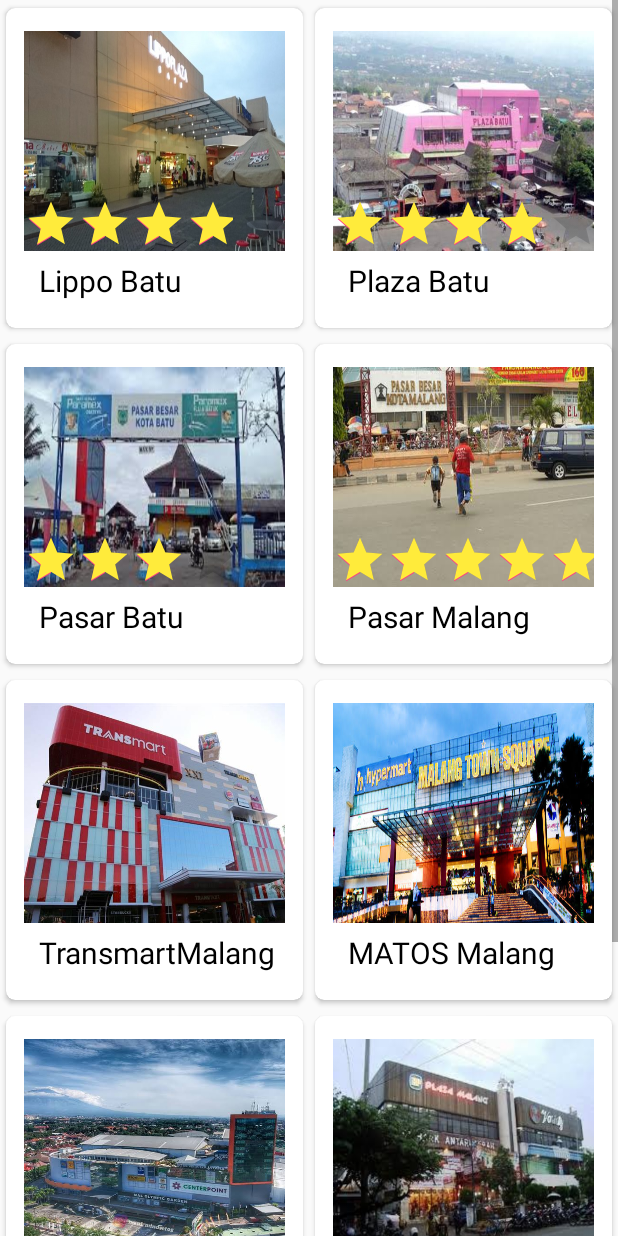
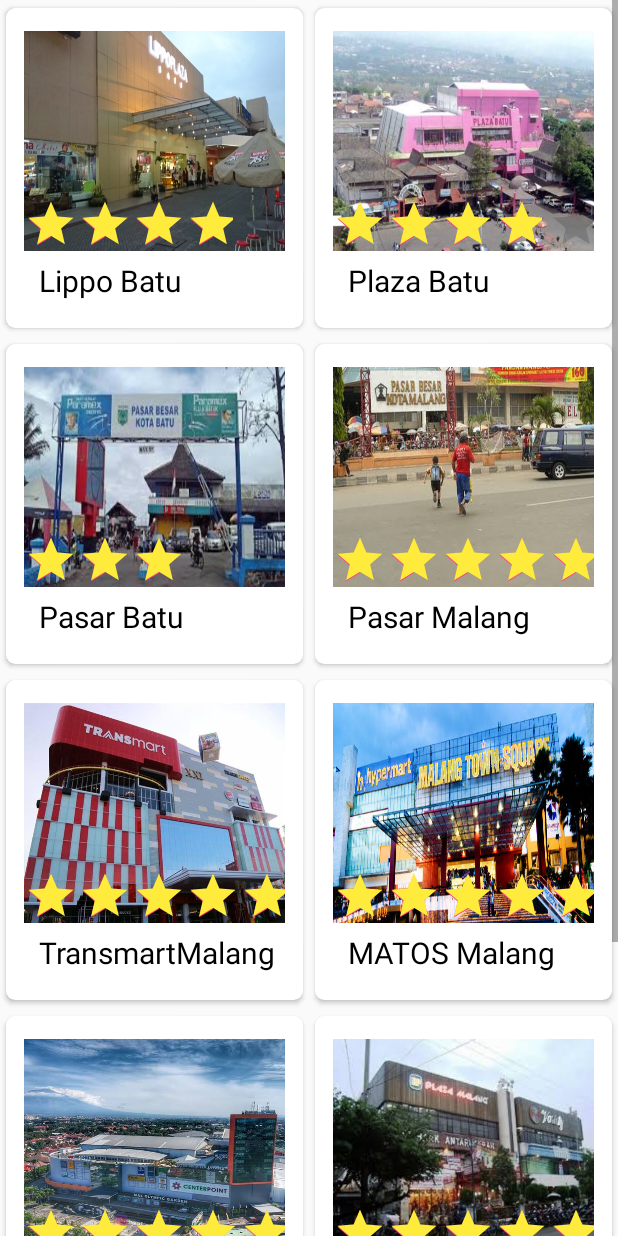
Before and after one commit to damasandrean/Explorer, an Android app: the BelanjaActivity screen opened directly, with no data from a screen before it, on a phone screen of 412 x 824 dp. Run offline under Robolectric (Android 15) with nearby library versions, the phone set to English and light mode, and no system bars.

Commit message:
update activity

```diff
--- a/app/src/main/res/layout/activity_belanja.xml
+++ b/app/src/main/res/layout/activity_belanja.xml
@@ -309,9 +309,17 @@
                                     android:layout_centerHorizontal="true"
                                     android:layout_marginTop="3dp"
                                     android:scaleType="fitXY"
-                                    android:src="@drawable/transamart">
+                                    android:src="@drawable/transamart"></ImageView>
 
-                                </ImageView>
+                                <RatingBar
+                                    android:id="@+id/ratingBar5"
+                                    android:rating="5"
+                                    style="?android:ratingBarStyleIndicator"
+                                    android:scaleX="1"
+                                    android:progressTint="@color/tintwar"
+                                    android:layout_alignParentBottom="true"
+                                    android:layout_width="wrap_content"
+                                    android:layout_height="wrap_content" />
                             </RelativeLayout>
 
                             <RelativeLayout
@@ -359,9 +367,19 @@
                                     android:layout_centerHorizontal="true"
                                     android:layout_marginTop="3dp"
                                     android:scaleType="fitXY"
-                                    android:src="@drawable/mts">
+                                    android:src="@drawable/mts"></ImageView>
+                                <RatingBar
+                                    android:id="@+id/ratingBar6"
+                                    android:rating="5"
+                                    style="?android:ratingBarStyleIndicator"
+                                    android:scaleX="1"
+                                    android:progressTint="@color/tintwar"
+                                    android:layout_alignParentBottom="true"
+                                    android:layout_width="wrap_content"
+                                    android:layout_height="wrap_content" />
 
-                                </ImageView>
+
+
                             </RelativeLayout>
 
                             <RelativeLayout
@@ -418,9 +436,19 @@
                                     android:layout_centerHorizontal="true"
                                     android:layout_marginTop="3dp"
                                     android:scaleType="fitXY"
-                                    android:src="@drawable/mog">
+                                    android:src="@drawable/mog"></ImageView>
+                                <RatingBar
+                                    android:id="@+id/ratingBar7"
+                                    android:rating="5"
+                                    style="?android:ratingBarStyleIndicator"
+                                    android:scaleX="1"
+                                    android:progressTint="@color/tintwar"
+                                    android:layout_alignParentBottom="true"
+                                    android:layout_width="wrap_content"
+                                    android:layout_height="wrap_content" />
 
-                                </ImageView>
+
+
                             </RelativeLayout>
 
                             <RelativeLayout
@@ -468,9 +496,19 @@
                                     android:layout_centerHorizontal="true"
                                     android:layout_marginTop="3dp"
                                     android:scaleType="fitXY"
-                                    android:src="@drawable/plazam">
+                                    android:src="@drawable/plazam"></ImageView>
+                                <RatingBar
+                                    android:id="@+id/ratingBar8"
+                                    android:rating="5"
+                                    style="?android:ratingBarStyleIndicator"
+                                    android:scaleX="1"
+                                    android:progressTint="@color/tintwar"
+                                    android:layout_alignParentBottom="true"
+                                    android:layout_width="wrap_content"
+                                    android:layout_height="wrap_content" />
 
-                                </ImageView>
+
+
                             </RelativeLayout>
 
                             <RelativeLayout
```
